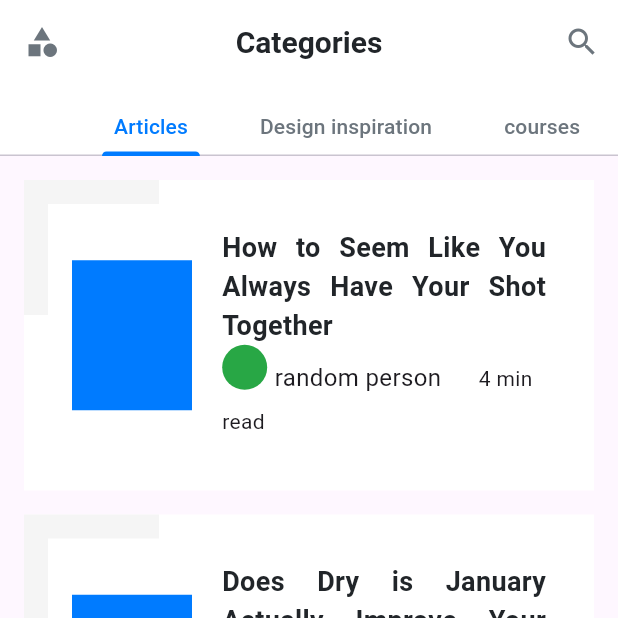
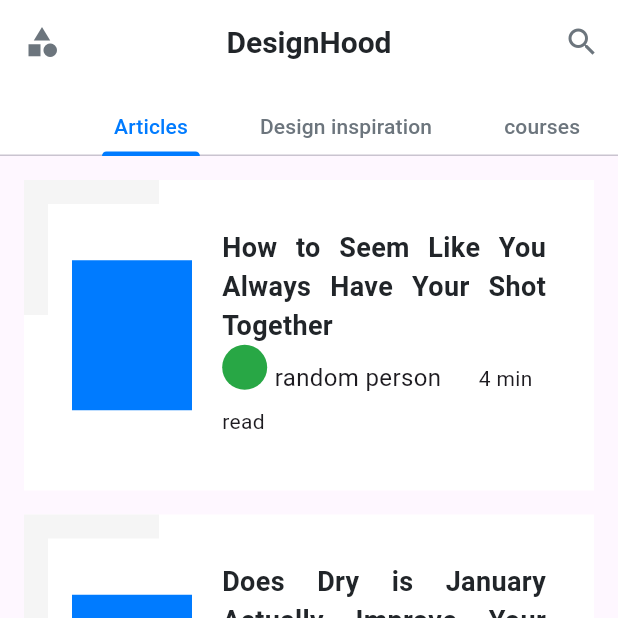
Before and after one commit to hemant-thawani/landingpage, a Flutter app: the screen it shows after launch, on a phone screen of 412 x 824 dp, the top half of it. Run offline on Flutter 3.47's test engine with Material 3 defaults, Android fonts, the phone set to English and light mode, and no system bars; our stand-ins replace cached_network_image, font_awesome_flutter.

Commit message:
Update page.dart

```diff
--- a/lib/page.dart
+++ b/lib/page.dart
@@ -94,7 +94,7 @@ class _LandingPageState extends State<LandingPage> {
             child: Scaffold(
               appBar: AppBar(
                 centerTitle: true,
-                title: const Text('Categories'),
+                title: const Text('DesignHood'),
                 leading: const Icon(Icons.category),
                 actions: <Widget>[
                   IconButton(
```
